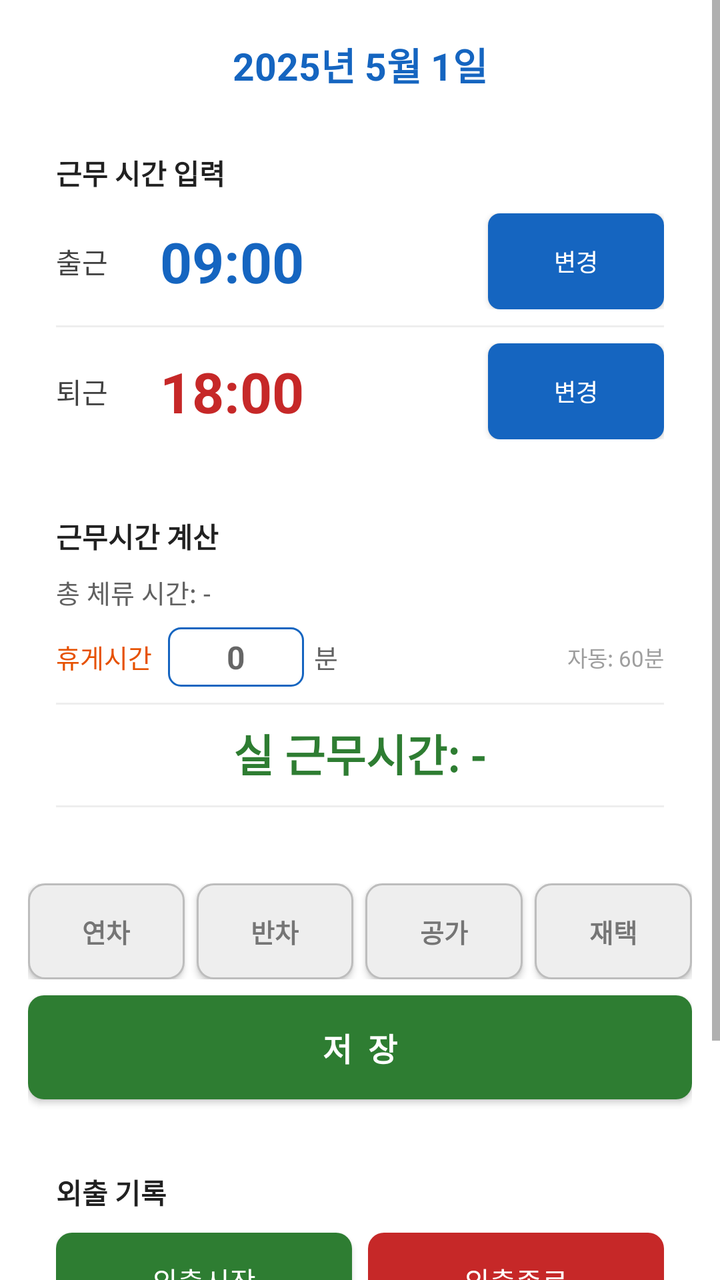
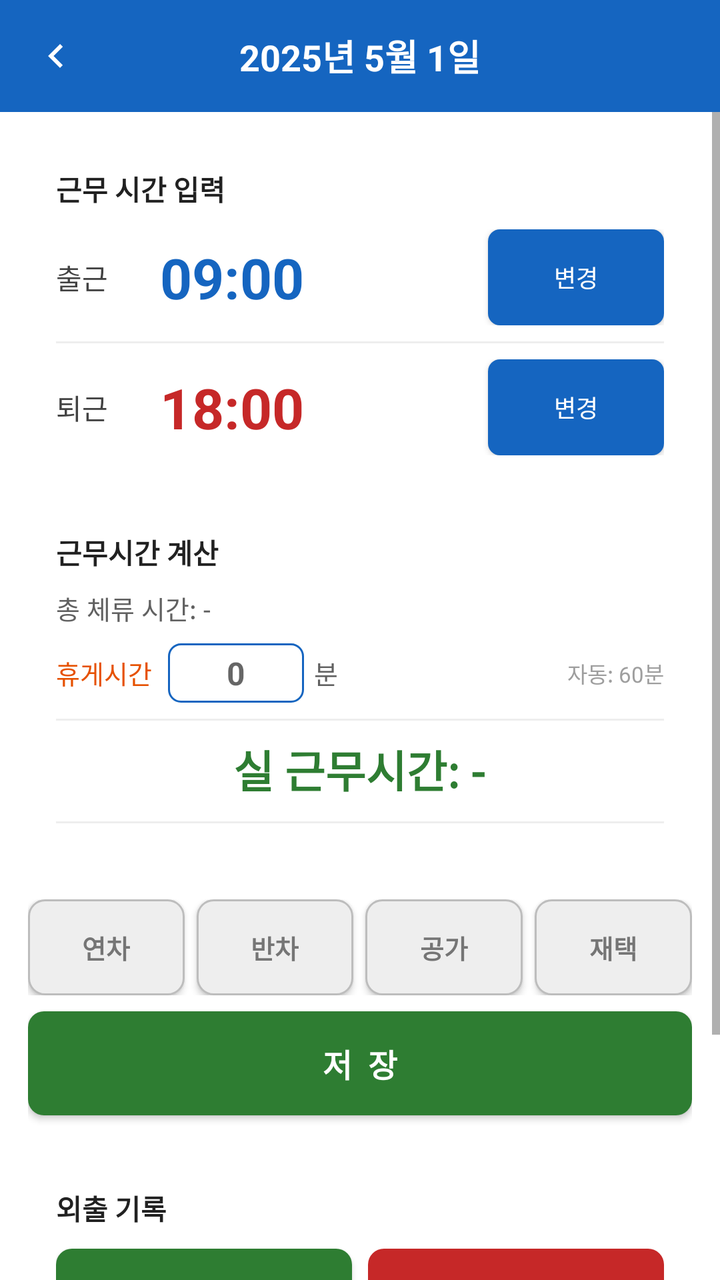

The first picture is an Android layout as it rendered before a commit; the second is the same layout after the commit. The layout source and the unified diff follow.
<!-- AndroidManifest.xml: application theme AppTheme -->
<!-- res/layout/activity_day_detail.xml -->
<?xml version="1.0" encoding="utf-8"?>
<ScrollView xmlns:android="http://schemas.android.com/apk/res/android"
    android:id="@+id/root_day_detail"
    android:layout_width="match_parent"
    android:layout_height="match_parent"
    android:background="#FFFFFF">

    <LinearLayout
        android:layout_width="match_parent"
        android:layout_height="wrap_content"
        android:orientation="vertical"
        android:padding="14dp"
        android:background="#FFFFFF">

        
        <LinearLayout
            android:layout_width="match_parent"
            android:layout_height="wrap_content"
            android:orientation="horizontal"
            android:gravity="center_vertical"
            android:layout_marginBottom="12dp">

            <ImageButton
                android:id="@+id/btn_close"
                android:layout_width="36dp"
                android:layout_height="36dp"
                android:src="@drawable/ic_arrow_left"
                android:background="?attr/selectableItemBackgroundBorderless"
                android:contentDescription="닫기"
                android:padding="4dp" />

            <TextView
                android:id="@+id/tv_detail_date"
                android:layout_width="0dp"
                android:layout_height="wrap_content"
                android:layout_weight="1"
                android:textSize="19sp"
                android:textColor="#1565C0"
                android:textStyle="bold"
                android:gravity="center"
                android:text="2025년 5월 1일" />

            
            <View
                android:layout_width="36dp"
                android:layout_height="36dp" />
        </LinearLayout>

        
        <LinearLayout
            android:id="@+id/layout_time_card"
            android:layout_width="match_parent"
            android:layout_height="wrap_content"
            android:orientation="vertical"
            android:background="#FFFFFF"
            android:padding="14dp"
            android:layout_marginBottom="10dp">

            <TextView
                android:layout_width="wrap_content"
                android:layout_height="wrap_content"
                android:text="근무 시간 입력"
                android:textSize="14sp"
                android:textColor="#212121"
                android:textStyle="bold"
                android:layout_marginBottom="10dp" />

            
            <LinearLayout
                android:layout_width="match_parent"
                android:layout_height="wrap_content"
                android:orientation="horizontal"
                android:gravity="center_vertical"
                android:layout_marginBottom="8dp">

                <TextView
                    android:layout_width="52dp"
                    android:layout_height="wrap_content"
                    android:text="출근"
                    android:textSize="14sp"
                    android:textColor="#424242" />

                <TextView
                    android:id="@+id/tv_start_time"
                    android:layout_width="0dp"
                    android:layout_height="wrap_content"
                    android:layout_weight="1"
                    android:textSize="28sp"
                    android:textColor="#1565C0"
                    android:textStyle="bold"
                    android:text="09:00" />

                <Button
                    android:id="@+id/btn_checkin"
                    android:layout_width="wrap_content"
                    android:layout_height="wrap_content"
                    android:text="출근"
                    android:textSize="12sp"
                    android:background="@drawable/bg_checkin_button"
                    android:textColor="#FFFFFF"
                    android:paddingLeft="12dp"
                    android:paddingRight="12dp"
                    android:layout_marginEnd="4dp"
                    android:visibility="gone" />

                <Button
                    android:id="@+id/btn_edit_start"
                    android:layout_width="wrap_content"
                    android:layout_height="wrap_content"
                    android:text="변경"
                    android:textSize="12sp"
                    android:background="@drawable/bg_primary_button"
                    android:textColor="#FFFFFF"
                    android:paddingLeft="14dp"
                    android:paddingRight="14dp" />
            </LinearLayout>

            <View android:layout_width="match_parent" android:layout_height="1dp"
                android:background="#EEEEEE"/>

            
            <LinearLayout
                android:layout_width="match_parent"
                android:layout_height="wrap_content"
                android:orientation="horizontal"
                android:gravity="center_vertical"
                android:layout_marginTop="8dp">

                <TextView
                    android:layout_width="52dp"
                    android:layout_height="wrap_content"
                    android:text="퇴근"
                    android:textSize="14sp"
                    android:textColor="#424242" />

                <TextView
                    android:id="@+id/tv_end_time"
                    android:layout_width="0dp"
                    android:layout_height="wrap_content"
                    android:layout_weight="1"
                    android:textSize="28sp"
                    android:textColor="#C62828"
                    android:textStyle="bold"
                    android:text="18:00" />

                <Button
                    android:id="@+id/btn_checkout"
                    android:layout_width="wrap_content"
                    android:layout_height="wrap_content"
                    android:text="퇴근"
                    android:textSize="12sp"
                    android:background="@drawable/bg_checkout_button"
                    android:textColor="#FFFFFF"
                    android:paddingLeft="12dp"
                    android:paddingRight="12dp"
                    android:layout_marginEnd="4dp"
                    android:visibility="gone" />

                <Button
                    android:id="@+id/btn_edit_end"
                    android:layout_width="wrap_content"
                    android:layout_height="wrap_content"
                    android:text="변경"
                    android:textSize="12sp"
                    android:background="@drawable/bg_primary_button"
                    android:textColor="#FFFFFF"
                    android:paddingLeft="14dp"
                    android:paddingRight="14dp" />
            </LinearLayout>
        </LinearLayout>

        
        <LinearLayout
            android:id="@+id/layout_calc_card"
            android:layout_width="match_parent"
            android:layout_height="wrap_content"
            android:orientation="vertical"
            android:background="#FFFFFF"
            android:padding="14dp"
            android:layout_marginBottom="16dp">

            <TextView
                android:layout_width="wrap_content"
                android:layout_height="wrap_content"
                android:text="근무시간 계산"
                android:textSize="14sp"
                android:textColor="#212121"
                android:textStyle="bold"
                android:layout_marginBottom="8dp" />

            <TextView
                android:id="@+id/tv_raw_work"
                android:layout_width="match_parent"
                android:layout_height="wrap_content"
                android:textSize="13sp"
                android:textColor="#616161"
                android:layout_marginBottom="8dp"
                android:text="총 체류 시간: -" />

            
            <LinearLayout
                android:layout_width="match_parent"
                android:layout_height="wrap_content"
                android:orientation="horizontal"
                android:gravity="center_vertical"
                android:layout_marginBottom="8dp">

                <TextView
                    android:layout_width="wrap_content"
                    android:layout_height="wrap_content"
                    android:text="휴게시간"
                    android:textSize="13sp"
                    android:textColor="#E65100" />

                <EditText
                    android:id="@+id/et_break_minutes"
                    android:layout_width="68dp"
                    android:layout_height="wrap_content"
                    android:layout_marginLeft="8dp"
                    android:inputType="number"
                    android:textSize="16sp"
                    android:textColor="#E65100"
                    android:textStyle="bold"
                    android:gravity="center"
                    android:maxLength="3"
                    android:hint="0"
                    android:background="@drawable/bg_outlined_button"
                    android:paddingTop="4dp"
                    android:paddingBottom="4dp" />

                <TextView
                    android:layout_width="wrap_content"
                    android:layout_height="wrap_content"
                    android:layout_marginLeft="5dp"
                    android:text="분"
                    android:textSize="13sp"
                    android:textColor="#616161" />

                <TextView
                    android:id="@+id/tv_break_hint"
                    android:layout_width="0dp"
                    android:layout_height="wrap_content"
                    android:layout_weight="1"
                    android:gravity="end"
                    android:textSize="11sp"
                    android:textColor="#9E9E9E"
                    android:text="자동: 60분" />
            </LinearLayout>

            <View android:layout_width="match_parent" android:layout_height="1dp"
                android:background="#EEEEEE" android:layout_marginBottom="8dp"/>

            <TextView
                android:id="@+id/tv_net_work"
                android:layout_width="match_parent"
                android:layout_height="wrap_content"
                android:textSize="22sp"
                android:textStyle="bold"
                android:textColor="#2E7D32"
                android:gravity="center"
                android:text="실 근무시간: -" />

            <View android:layout_width="match_parent" android:layout_height="1dp"
                android:background="#EEEEEE"
                android:layout_marginTop="10dp" android:layout_marginBottom="8dp"/>

            
            <LinearLayout
                android:id="@+id/ll_seg_container"
                android:layout_width="match_parent"
                android:layout_height="wrap_content"
                android:orientation="vertical"
                android:visibility="gone">

                <LinearLayout
                    android:id="@+id/ll_seg_weekday_night"
                    android:layout_width="match_parent"
                    android:layout_height="wrap_content"
                    android:orientation="horizontal"
                    android:gravity="center_vertical"
                    android:layout_marginBottom="4dp"
                    android:visibility="gone">
                    <TextView
                        android:layout_width="68dp"
                        android:layout_height="wrap_content"
                        android:text="평일야간"
                        android:textSize="12sp"
                        android:textColor="#424242" />
                    <TextView
                        android:id="@+id/tv_seg_weekday_night"
                        android:layout_width="0dp"
                        android:layout_height="wrap_content"
                        android:layout_weight="1"
                        android:textSize="12sp"
                        android:textStyle="bold"
                        android:textColor="#5C6BC0" />
                </LinearLayout>

                <LinearLayout
                    android:id="@+id/ll_seg_holiday_day"
                    android:layout_width="match_parent"
                    android:layout_height="wrap_content"
                    android:orientation="horizontal"
                    android:gravity="center_vertical"
                    android:layout_marginBottom="4dp"
                    android:visibility="gone">
                    <TextView
                        android:layout_width="68dp"
                        android:layout_height="wrap_content"
                        android:text="휴일주간"
                        android:textSize="12sp"
                        android:textColor="#424242" />
                    <TextView
                        android:id="@+id/tv_seg_holiday_day"
                        android:layout_width="0dp"
                        android:layout_height="wrap_content"
                        android:layout_weight="1"
                        android:textSize="12sp"
                        android:textStyle="bold"
                        android:textColor="#E65100" />
                </LinearLayout>

                <LinearLayout
                    android:id="@+id/ll_seg_holiday_night"
                    android:layout_width="match_parent"
                    android:layout_height="wrap_content"
                    android:orientation="horizontal"
                    android:gravity="center_vertical"
                    android:visibility="gone">
                    <TextView
                        android:layout_width="68dp"
                        android:layout_height="wrap_content"
                        android:text="휴일야간"
                        android:textSize="12sp"
                        android:textColor="#424242" />
                    <TextView
                        android:id="@+id/tv_seg_holiday_night"
                        android:layout_width="0dp"
                        android:layout_height="wrap_content"
                        android:layout_weight="1"
                        android:textSize="12sp"
                        android:textStyle="bold"
                        android:textColor="#B71C1C" />
                </LinearLayout>
            </LinearLayout>
        </LinearLayout>

        
        <TextView
            android:id="@+id/tv_annual_note"
            android:layout_width="match_parent"
            android:layout_height="wrap_content"
            android:text=""
            android:textSize="12sp"
            android:textColor="#C62828"
            android:gravity="center"
            android:layout_marginBottom="6dp"
            android:visibility="gone" />

        
        <LinearLayout
            android:layout_width="match_parent"
            android:layout_height="wrap_content"
            android:orientation="horizontal"
            android:layout_marginBottom="8dp">

            <Button
                android:id="@+id/btn_annual_leave"
                android:layout_width="0dp"
                android:layout_height="48dp"
                android:layout_weight="1"
                android:text="연차"
                android:textSize="13sp"
                android:textColor="#757575"
                android:textStyle="bold"
                android:background="@drawable/bg_leave_inactive"
                android:layout_marginEnd="3dp" />

            <Button
                android:id="@+id/btn_half_leave"
                android:layout_width="0dp"
                android:layout_height="48dp"
                android:layout_weight="1"
                android:text="반차"
                android:textSize="13sp"
                android:textColor="#757575"
                android:textStyle="bold"
                android:background="@drawable/bg_leave_inactive"
                android:layout_marginStart="3dp"
                android:layout_marginEnd="3dp" />

            <Button
                android:id="@+id/btn_public_leave"
                android:layout_width="0dp"
                android:layout_height="48dp"
                android:layout_weight="1"
                android:text="공가"
                android:textSize="13sp"
                android:textColor="#757575"
                android:textStyle="bold"
                android:background="@drawable/bg_leave_inactive"
                android:layout_marginStart="3dp"
                android:layout_marginEnd="3dp" />

            <Button
                android:id="@+id/btn_remote_work"
                android:layout_width="0dp"
                android:layout_height="48dp"
                android:layout_weight="1"
                android:text="재택"
                android:textSize="13sp"
                android:textColor="#757575"
                android:textStyle="bold"
                android:background="@drawable/bg_leave_inactive"
                android:layout_marginStart="3dp" />
        </LinearLayout>

        
        <Button
            android:id="@+id/btn_save"
            android:layout_width="match_parent"
            android:layout_height="52dp"
            android:text="저  장"
            android:textSize="16sp"
            android:textColor="#FFFFFF"
            android:textStyle="bold"
            android:background="@drawable/bg_save_button"
            android:layout_marginBottom="10dp" />

        
        <Button
            android:id="@+id/btn_delete"
            android:layout_width="match_parent"
            android:layout_height="46dp"
            android:text="오늘 등록 초기화"
            android:textSize="13sp"
            android:textColor="#C62828"
            android:background="@drawable/bg_delete_button"
            android:visibility="gone" />

        
        <LinearLayout
            android:id="@+id/ll_outing_card"
            android:layout_width="match_parent"
            android:layout_height="wrap_content"
            android:orientation="vertical"
            android:background="#FFFFFF"
            android:padding="14dp"
            android:layout_marginTop="12dp">

            <TextView
                android:layout_width="wrap_content"
                android:layout_height="wrap_content"
                android:text="외출 기록"
                android:textSize="14sp"
                android:textColor="#212121"
                android:textStyle="bold"
                android:layout_marginBottom="10dp" />

            <LinearLayout
                android:layout_width="match_parent"
                android:layout_height="wrap_content"
                android:orientation="horizontal"
                android:layout_marginBottom="8dp">

                <Button
                    android:id="@+id/btn_outing_start"
                    android:layout_width="0dp"
                    android:layout_height="48dp"
                    android:layout_weight="1"
                    android:text="외출시작"
                    android:textSize="14sp"
                    android:textColor="#FFFFFF"
                    android:background="@drawable/bg_save_button"
                    android:layout_marginEnd="4dp" />

                <Button
                    android:id="@+id/btn_outing_end"
                    android:layout_width="0dp"
                    android:layout_height="48dp"
                    android:layout_weight="1"
                    android:text="외출종료"
                    android:textSize="14sp"
                    android:textColor="#FFFFFF"
                    android:background="@drawable/bg_checkout_button"
                    android:layout_marginStart="4dp"
                    android:enabled="false" />
            </LinearLayout>

            <TextView
                android:id="@+id/tv_outing_elapsed"
                android:layout_width="match_parent"
                android:layout_height="wrap_content"
                android:text="경과: --:--:--"
                android:textSize="18sp"
                android:textStyle="bold"
                android:textColor="#1565C0"
                android:fontFamily="monospace"
                android:gravity="center"
                android:layout_marginBottom="4dp" />

            <TextView
                android:id="@+id/tv_outing_total"
                android:layout_width="match_parent"
                android:layout_height="wrap_content"
                android:text="일 누적: --"
                android:textSize="13sp"
                android:textColor="#616161"
                android:gravity="center"
                android:layout_marginBottom="8dp" />

            <View android:layout_width="match_parent" android:layout_height="1dp"
                android:background="#EEEEEE" android:layout_marginBottom="8dp"/>

            
            <LinearLayout
                android:layout_width="match_parent"
                android:layout_height="wrap_content"
                android:orientation="horizontal"
                android:layout_marginBottom="4dp">

                <TextView android:layout_width="0dp" android:layout_height="wrap_content"
                    android:layout_weight="1" android:text="시작"
                    android:textSize="11sp" android:textStyle="bold"
                    android:textColor="#424242" android:gravity="center" />

                <TextView android:layout_width="0dp" android:layout_height="wrap_content"
                    android:layout_weight="1" android:text="종료"
                    android:textSize="11sp" android:textStyle="bold"
                    android:textColor="#424242" android:gravity="center" />

                <TextView android:layout_width="0dp" android:layout_height="wrap_content"
                    android:layout_weight="1" android:text="외출시간"
                    android:textSize="11sp" android:textStyle="bold"
                    android:textColor="#424242" android:gravity="center" />

                <TextView android:layout_width="52dp" android:layout_height="wrap_content"
                    android:text="삭제" android:textSize="11sp" android:textStyle="bold"
                    android:textColor="#424242" android:gravity="center" />
            </LinearLayout>

            
            <LinearLayout
                android:id="@+id/ll_outing_rows"
                android:layout_width="match_parent"
                android:layout_height="wrap_content"
                android:orientation="vertical" />
        </LinearLayout>

    </LinearLayout>
</ScrollView>
<!-- resources referenced by this layout -->
<resources>
  <!-- drawable bg_checkin_button (drawable) -->
  <?xml version="1.0" encoding="utf-8"?>
  <shape xmlns:android="http://schemas.android.com/apk/res/android"
      android:shape="rectangle">
      <solid android:color="#388E3C" />
      <corners android:radius="8dp" />
  </shape>
  <!-- drawable bg_checkout_button (drawable) -->
  <?xml version="1.0" encoding="utf-8"?>
  <shape xmlns:android="http://schemas.android.com/apk/res/android"
      android:shape="rectangle">
      <solid android:color="#C62828" />
      <corners android:radius="8dp" />
  </shape>
  <!-- drawable bg_delete_button (drawable) -->
  <?xml version="1.0" encoding="utf-8"?>
  <shape xmlns:android="http://schemas.android.com/apk/res/android"
      android:shape="rectangle">
      <solid android:color="#FFFFFF" />
      <stroke android:width="1dp" android:color="#C62828" />
      <corners android:radius="8dp" />
  </shape>
  <!-- drawable bg_leave_inactive (drawable) -->
  <?xml version="1.0" encoding="utf-8"?>
  <shape xmlns:android="http://schemas.android.com/apk/res/android"
      android:shape="rectangle">
      <solid android:color="#EEEEEE" />
      <stroke android:width="1dp" android:color="#BDBDBD" />
      <corners android:radius="8dp" />
  </shape>
  <!-- drawable bg_outlined_button (drawable) -->
  <?xml version="1.0" encoding="utf-8"?>
  <shape xmlns:android="http://schemas.android.com/apk/res/android"
      android:shape="rectangle">
      <solid android:color="#FFFFFF" />
      <stroke android:width="1dp" android:color="#1565C0" />
      <corners android:radius="6dp" />
  </shape>
  <!-- drawable bg_primary_button (drawable) -->
  <?xml version="1.0" encoding="utf-8"?>
  <shape xmlns:android="http://schemas.android.com/apk/res/android"
      android:shape="rectangle">
      <solid android:color="#1565C0" />
      <corners android:radius="6dp" />
  </shape>
  <!-- drawable bg_save_button (drawable) -->
  <?xml version="1.0" encoding="utf-8"?>
  <shape xmlns:android="http://schemas.android.com/apk/res/android"
      android:shape="rectangle">
      <solid android:color="#2E7D32" />
      <corners android:radius="8dp" />
  </shape>
  <!-- drawable ic_arrow_left (drawable) -->
  <?xml version="1.0" encoding="utf-8"?>
  <vector xmlns:android="http://schemas.android.com/apk/res/android"
      android:width="24dp"
      android:height="24dp"
      android:viewportWidth="24"
      android:viewportHeight="24">
      <path
          android:fillColor="#FFFFFF"
          android:pathData="M15.41,16.59L10.83,12l4.58,-4.59L14,6l-6,6 6,6 1.41,-1.41z" />
  </vector>
  <style name="AppTheme" parent="Theme.AppCompat.Light.NoActionBar">
          <item name="colorPrimary">@color/colorPrimary</item>
          <item name="colorPrimaryDark">@color/colorPrimaryDark</item>
          <item name="colorAccent">@color/colorAccent</item>
      </style>
  <color name="colorPrimary">#1565C0</color>
  <color name="colorPrimaryDark">#0D47A1</color>
  <color name="colorAccent">#E65100</color>
</resources>

<!-- the commit's change to res/layout/activity_day_detail.xml (unified diff, before → after) -->
@@ -1,9 +1,52 @@
 <?xml version="1.0" encoding="utf-8"?>
-<ScrollView xmlns:android="http://schemas.android.com/apk/res/android"
+<LinearLayout xmlns:android="http://schemas.android.com/apk/res/android"
     android:id="@+id/root_day_detail"
     android:layout_width="match_parent"
     android:layout_height="match_parent"
+    android:orientation="vertical"
     android:background="#FFFFFF">
+
+    
+    <LinearLayout
+        android:layout_width="match_parent"
+        android:layout_height="56dp"
+        android:orientation="horizontal"
+        android:gravity="center_vertical"
+        android:background="#1565C0"
+        android:padding="4dp">
+
+        <ImageButton
+            android:id="@+id/btn_close"
+            android:layout_width="48dp"
+            android:layout_height="48dp"
+            android:src="@drawable/ic_arrow_left"
+            android:background="?attr/selectableItemBackgroundBorderless"
+            android:contentDescription="닫기"
+            android:padding="4dp"
+            android:tint="#FFFFFF" />
+
+        <TextView
+            android:id="@+id/tv_detail_date"
+            android:layout_width="0dp"
+            android:layout_height="wrap_content"
+            android:layout_weight="1"
+            android:textSize="18sp"
+            android:textColor="#FFFFFF"
+            android:textStyle="bold"
+            android:gravity="center"
+            android:text="2025년 5월 1일" />
+
+        
+        <View
+            android:layout_width="48dp"
+            android:layout_height="48dp" />
+    </LinearLayout>
+
+    <ScrollView
+        android:layout_width="match_parent"
+        android:layout_height="0dp"
+        android:layout_weight="1"
+        android:background="#FFFFFF">
 
     <LinearLayout
         android:layout_width="match_parent"
@@ -11,40 +54,6 @@
         android:orientation="vertical"
         android:padding="14dp"
         android:background="#FFFFFF">
-
-        
-        <LinearLayout
-            android:layout_width="match_parent"
-            android:layout_height="wrap_content"
-            android:orientation="horizontal"
-            android:gravity="center_vertical"
-            android:layout_marginBottom="12dp">
-
-            <ImageButton
-                android:id="@+id/btn_close"
-                android:layout_width="36dp"
-                android:layout_height="36dp"
-                android:src="@drawable/ic_arrow_left"
-                android:background="?attr/selectableItemBackgroundBorderless"
-                android:contentDescription="닫기"
-                android:padding="4dp" />
-
-            <TextView
-                android:id="@+id/tv_detail_date"
-                android:layout_width="0dp"
-                android:layout_height="wrap_content"
-                android:layout_weight="1"
-                android:textSize="19sp"
-                android:textColor="#1565C0"
-                android:textStyle="bold"
-                android:gravity="center"
-                android:text="2025년 5월 1일" />
-
-            
-            <View
-                android:layout_width="36dp"
-                android:layout_height="36dp" />
-        </LinearLayout>
 
         
         <LinearLayout
@@ -548,4 +557,6 @@
         </LinearLayout>
 
     </LinearLayout>
-</ScrollView>
+    </ScrollView>
+
+</LinearLayout>
